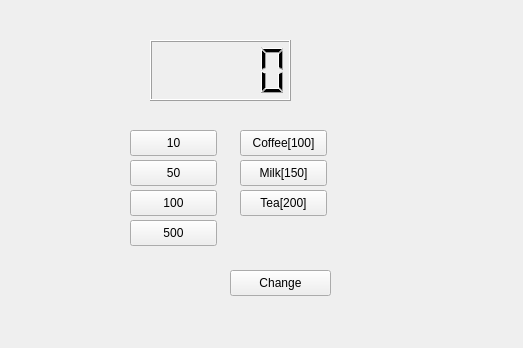
First picture: the form in widget.ui, repository donghunmm/vendingmachine, before the edit; both pictures show x 0 to 523 and y 0 to 348 of the 744 by 502 pixel window.
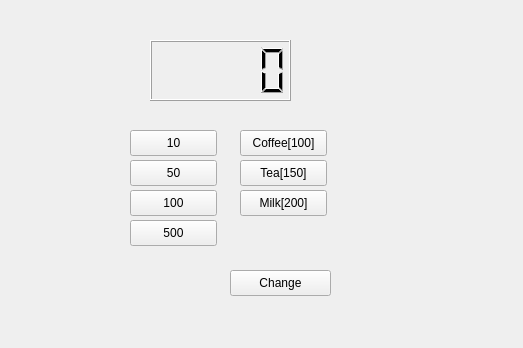
Second picture: the form after the edit.

Diff of the .ui file:
```diff
--- a/widget.ui
+++ b/widget.ui
@@ -105,26 +105,26 @@
    <property name="geometry">
     <rect>
      <x>240</x>
-     <y>160</y>
+     <y>190</y>
      <width>87</width>
      <height>26</height>
     </rect>
    </property>
    <property name="text">
-    <string>Milk[150]</string>
+    <string>Milk[200]</string>
    </property>
   </widget>
   <widget class="QPushButton" name="pcTea">
    <property name="geometry">
     <rect>
      <x>240</x>
-     <y>190</y>
+     <y>160</y>
      <width>87</width>
      <height>26</height>
     </rect>
    </property>
    <property name="text">
-    <string>Tea[200]</string>
+    <string>Tea[150]</string>
    </property>
   </widget>
  </widget>
```
